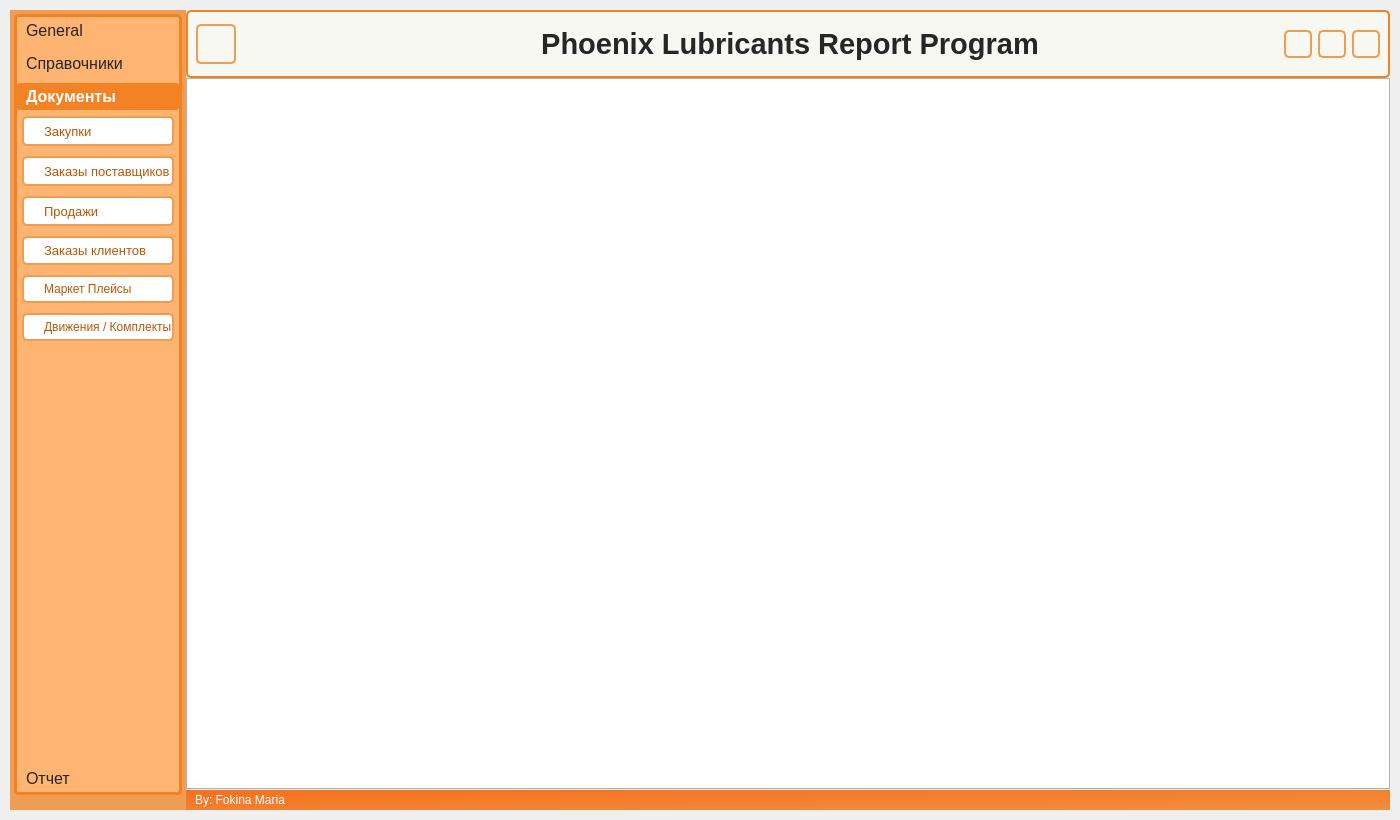
This is wind/main_window.ui in Masik84/Daily_Report_QT as Qt 5 draws it before an edit. The edited form follows.
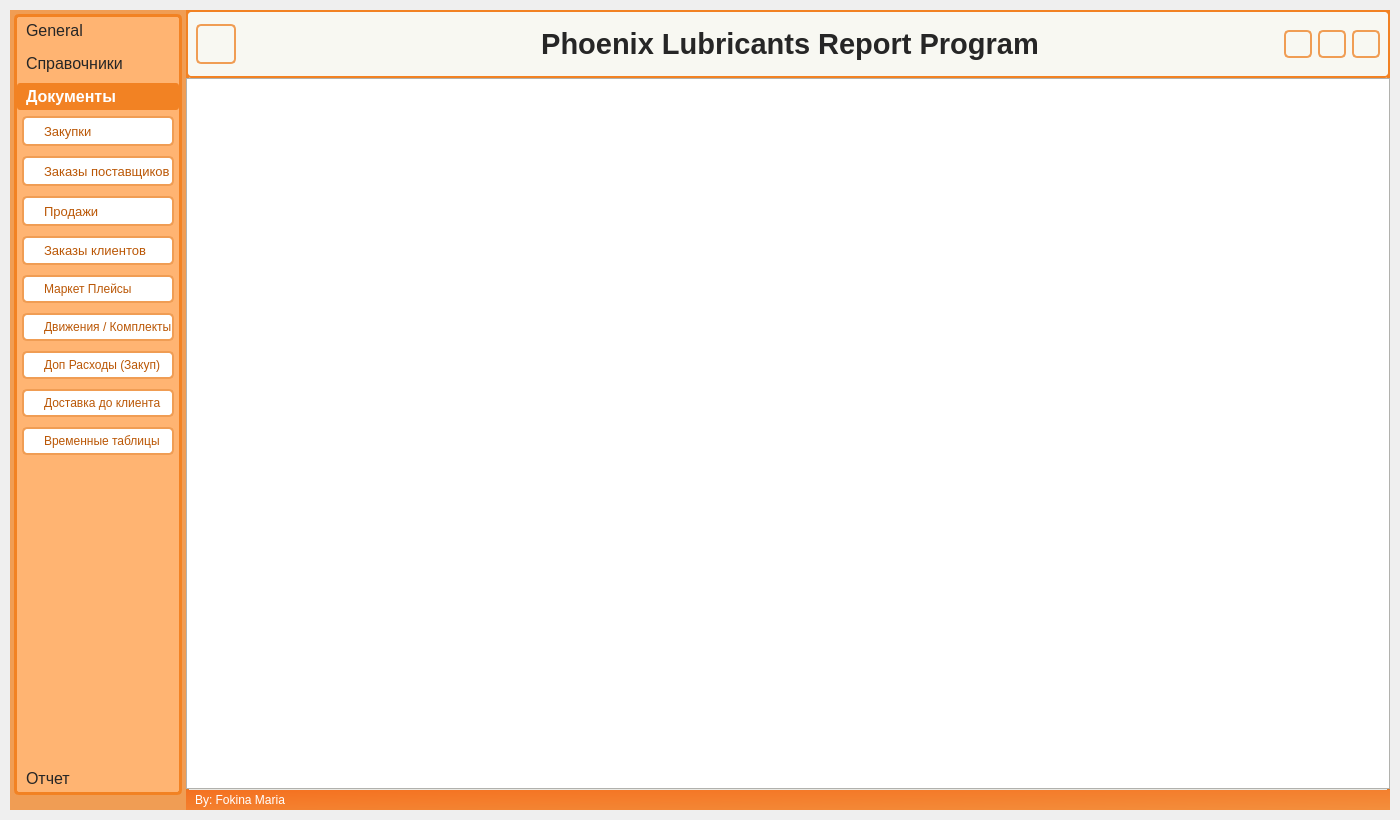
This is the edited form. The open tabs and pages were chosen to show the change. Icons and pictures are not drawn.

The edit to the form file:
```diff
--- a/wind/main_window.ui
+++ b/wind/main_window.ui
@@ -50,6 +50,7 @@
 
 #main_widget {
 	background-color: #f8f8f2; 
+	border: 3px solid #f28223;
 }
 
 #search_widget {
@@ -492,20 +493,6 @@
               </property>
              </widget>
             </item>
-            <item>
-             <widget class="QPushButton" name="btn_AddCosts">
-              <property name="text">
-               <string>Доп Расходы (Закуп)</string>
-              </property>
-             </widget>
-            </item>
-            <item>
-             <widget class="QPushButton" name="btn_CustDelivery">
-              <property name="text">
-               <string>Доставка до клиента</string>
-              </property>
-             </widget>
-            </item>
             <item>
              <widget class="QPushButton" name="btn_Price">
               <property name="minimumSize">
@@ -687,6 +674,27 @@
               </property>
              </widget>
             </item>
+            <item>
+             <widget class="QPushButton" name="btn_AddCosts">
+              <property name="text">
+               <string>Доп Расходы (Закуп)</string>
+              </property>
+             </widget>
+            </item>
+            <item>
+             <widget class="QPushButton" name="btn_CustDelivery">
+              <property name="text">
+               <string>Доставка до клиента</string>
+              </property>
+             </widget>
+            </item>
+            <item>
+             <widget class="QPushButton" name="btn_TempTable">
+              <property name="text">
+               <string>Временные таблицы</string>
+              </property>
+             </widget>
+            </item>
             <item>
              <spacer name="verticalSpacer_2">
               <property name="orientation">
@@ -1075,6 +1083,7 @@
            <string notr="true">
 #tabWidget {
 	background-color: #f8f8f2;
+	border: 2px solid #f28223;
 }
 
 QTabBar::close-button {
```
Left out of the diff: 4 changed lines with no effect on the pictures.
